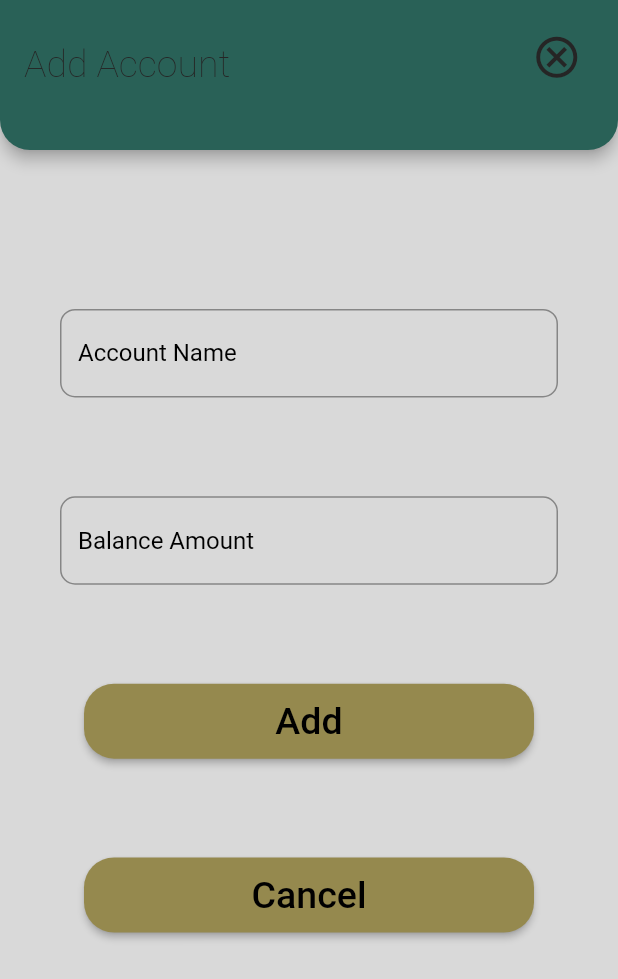
After one commit to Shristythapa/budget_tracker, a Flutter app: the AddMyAccount screen opened directly, on a phone screen of 412 x 824 dp. The commit adds this screen. Shown: the top 979 px of the screen. Run offline on Flutter 3.47's test engine with Material 2 defaults, Android fonts, the phone set to English and light mode, and no system bars.

Commit message:
add account frontend added

```diff
--- /dev/null
+++ b/lib/accounts/addAccount.dart
@@ -0,0 +1,149 @@
+import 'package:flutter/material.dart';
+import 'package:flutter/src/widgets/container.dart';
+import 'package:flutter/src/widgets/framework.dart';
+
+class AddAccount extends StatelessWidget {
+  const AddAccount({super.key});
+
+  @override
+  Widget build(BuildContext context) {
+    return MaterialApp(
+      debugShowCheckedModeBanner: false,
+      home: AddMyAccount(),
+    );
+  }
+}
+
+class AddMyAccount extends StatefulWidget {
+  const AddMyAccount({super.key});
+
+  @override
+  State<AddMyAccount> createState() => _AddMyAccountState();
+}
+
+class _AddMyAccountState extends State<AddMyAccount> {
+  @override
+  Widget build(BuildContext context) {
+    return Container(
+      width: MediaQuery.of(context).size.width,
+      height: MediaQuery.of(context).size.height,
+      color: Color(0xFFD9D9D9),
+      child: Scaffold(
+        backgroundColor: Colors.transparent,
+        appBar: PreferredSize(
+          preferredSize: Size.fromHeight(100.0),
+          child: AppBar(
+            shape: RoundedRectangleBorder(
+                borderRadius: BorderRadius.vertical(
+              bottom: Radius.circular(20),
+            )),
+            backgroundColor: Color(0xFF296157),
+            title: Padding(
+              padding: EdgeInsets.only(top: 30),
+              child: Text(
+                "Add Account",
+                style: TextStyle(
+                  fontWeight: FontWeight.w100,
+                  color: Color.fromARGB(255, 37, 37, 37),
+                  fontSize: 25,
+                ),
+              ),
+            ),
+            actions: [
+              Padding(
+                padding: EdgeInsets.only(top: 20),
+                child: Icon(
+                  Icons.cancel_outlined,
+                  color: Color.fromARGB(255, 37, 37, 37),
+                  size: 33,
+                ),
+              ),
+              Text("       ")
+            ],
+          ),
+        ),
+        body: Container(
+          width: MediaQuery.of(context).size.width,
+          height: MediaQuery.of(context).size.height,
+          color: Color(0xFFD9D9D9),
+          child: Padding(
+            padding: EdgeInsets.all(40),
+            child: Form(
+                child: ConstrainedBox(
+              constraints: BoxConstraints(maxWidth: 600),
+              child: SingleChildScrollView(
+                child: Column(
+                  mainAxisAlignment: MainAxisAlignment.spaceBetween,
+                  children: [
+                    SizedBox(
+                      height: MediaQuery.of(context).size.height / 100 * 8,
+                      width: MediaQuery.of(context).size.width / 100 * 8,
+                    ),
+                    TextFormField(
+                      keyboardType: TextInputType.text,
+                      decoration: InputDecoration(
+                          border: OutlineInputBorder(
+                            borderRadius: BorderRadius.circular(10.0),
+                          ),
+                          hintText: "Account Name",
+                          hintStyle: TextStyle(color: Colors.black),
+                          fillColor: Colors.white),
+                    ),
+                    SizedBox(
+                      height: MediaQuery.of(context).size.height / 100 * 8,
+                      width: MediaQuery.of(context).size.width / 100 * 8,
+                    ),
+                    TextFormField(
+                      keyboardType: TextInputType.number,
+                      decoration: InputDecoration(
+                          border: OutlineInputBorder(
+                            borderRadius: BorderRadius.circular(10.0),
+                          ),
+                          hintText: "Balance Amount",
+                          hintStyle: TextStyle(color: Colors.black),
+                          fillColor: Colors.white),
+                    ),
+                    SizedBox(
+                      height: MediaQuery.of(context).size.height / 100 * 8,
+                      width: MediaQuery.of(context).size.width / 100 * 8,
+                    ),
+                    Container(
+                      height: 50,
+                      width: 300,
+                      child: ElevatedButton(
+                          onPressed: (() {}),
+                          child: Text("Add", style: TextStyle(
+                            fontSize: 25
+                          ),),
+                          style: ElevatedButton.styleFrom(
+                              backgroundColor: Color(0xFF95894E),
+                              foregroundColor: Colors.black,
+                              shape: RoundedRectangleBorder(
+                                  borderRadius: BorderRadius.circular(20)))),
+                    ),
+                    SizedBox(
+                      height: MediaQuery.of(context).size.height / 100 * 8,
+                      width: MediaQuery.of(context).size.width / 100 * 8,
+                    ),
+                    Container(
+                       height: 50,
+                      width: 300,
+                      child: ElevatedButton(
+                          onPressed: (() {}),
+                          child: Text("Cancel",style: TextStyle(fontSize: 25),),
+                          style: ElevatedButton.styleFrom(
+                              backgroundColor: Color(0xFF95894E),
+                              foregroundColor: Colors.black,
+                              shape: RoundedRectangleBorder(
+                                  borderRadius: BorderRadius.circular(20)))),
+                    )
+                  ],
+                ),
+              ),
+            )),
+          ),
+        ),
+      ),
+    );
+  }
+}
--- a/lib/landingpage.dart
+++ b/lib/landingpage.dart
@@ -1,4 +1,4 @@
-import 'package:budget_tracker/addListOfAccount.dart';
+import 'package:budget_tracker/accounts/addListOfAccount.dart';
 import 'package:flutter/material.dart';
 import 'package:flutter/src/widgets/container.dart';
 import 'package:flutter/src/widgets/framework.dart';
```
Also changed, not shown: lib/accounts/addListOfAccount.dart (renamed from lib/addListOfAccount.dart), lib/addAccount.dart (deleted), lib/listOfAccount.dart (deleted).
